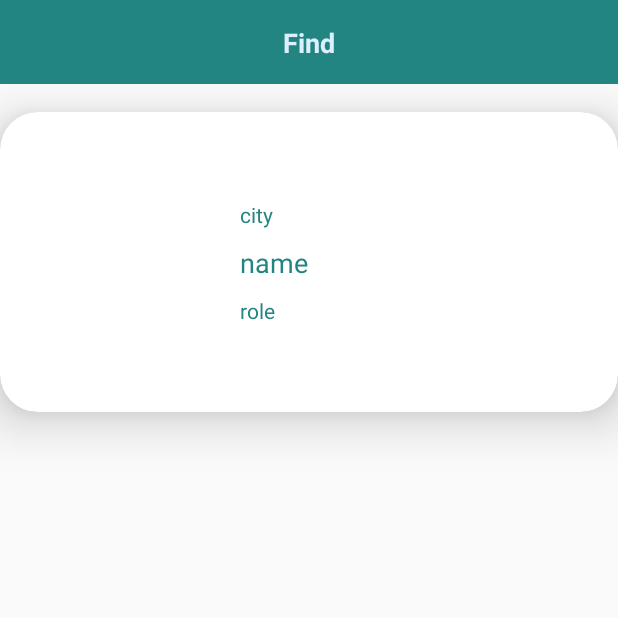
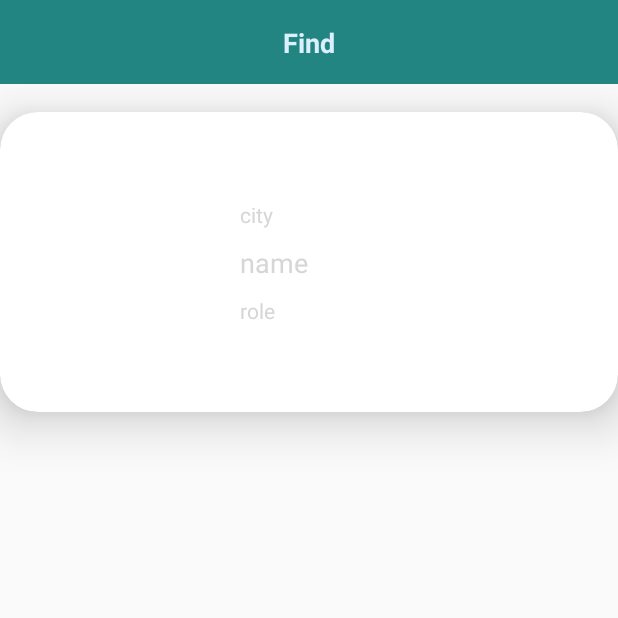
Before and after one commit to a-roseanne/witim, an Android app: the fragment FragmentFind placed in its activity, on a phone screen of 412 x 824 dp, the top half of it. Run offline under Robolectric (Android 15) with nearby library versions, the phone set to English and light mode, and no system bars; our stand-ins replace navigation-ui.

Commit message:
Revert "(checkpoint- no errors)"
This reverts commit 91da5383ad7b224a6208ac14d43169b717a725e8.

```diff
--- a/app/src/main/res/layout/fragment_find.xml
+++ b/app/src/main/res/layout/fragment_find.xml
@@ -59,7 +59,7 @@
                 android:layout_marginStart="160dp"
                 android:layout_marginTop="10dp"
                 android:text="role"
-                android:textColor="@color/colorPrimaryDark"
+                android:textColor="@color/witim_txt1"
                 android:textSize="14sp"
                 app:layout_constraintEnd_toEndOf="parent"
                 app:layout_constraintHorizontal_bias="0.0"
@@ -72,7 +72,7 @@
                 android:layout_height="wrap_content"
                 android:layout_marginStart="160dp"
                 android:text="name"
-                android:textColor="@color/colorPrimaryDark"
+                android:textColor="@color/witim_txt1"
                 android:textSize="18sp"
                 app:layout_constraintBottom_toBottomOf="parent"
                 app:layout_constraintEnd_toEndOf="parent"
@@ -88,7 +88,7 @@
                 android:layout_marginBottom="10dp"
                 android:fontFamily="sans-serif"
                 android:text="city"
-                android:textColor="@color/colorPrimaryDark"
+                android:textColor="@color/witim_txt1"
                 android:textSize="14sp"
                 app:layout_constraintBottom_toTopOf="@+id/txt_name"
                 app:layout_constraintEnd_toEndOf="parent"
```
